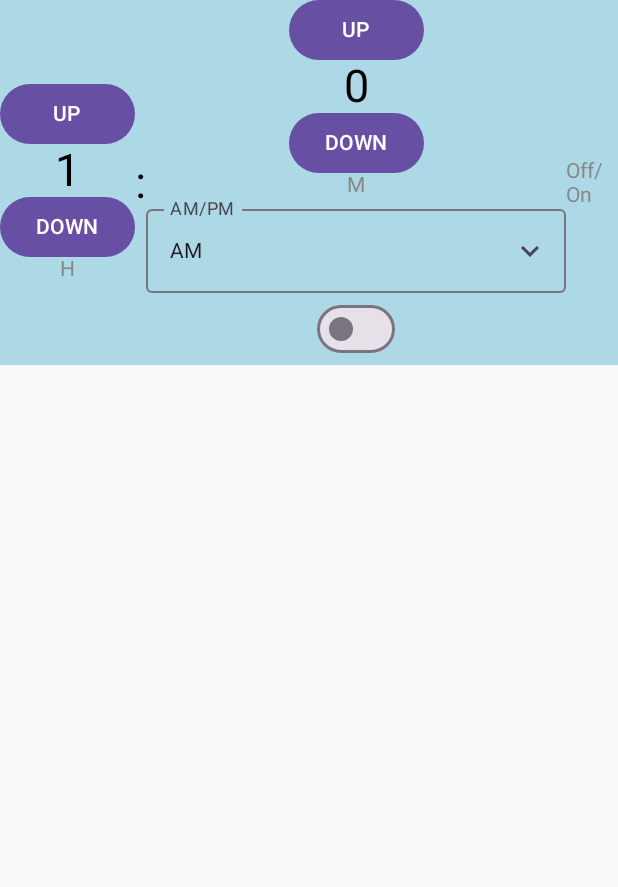
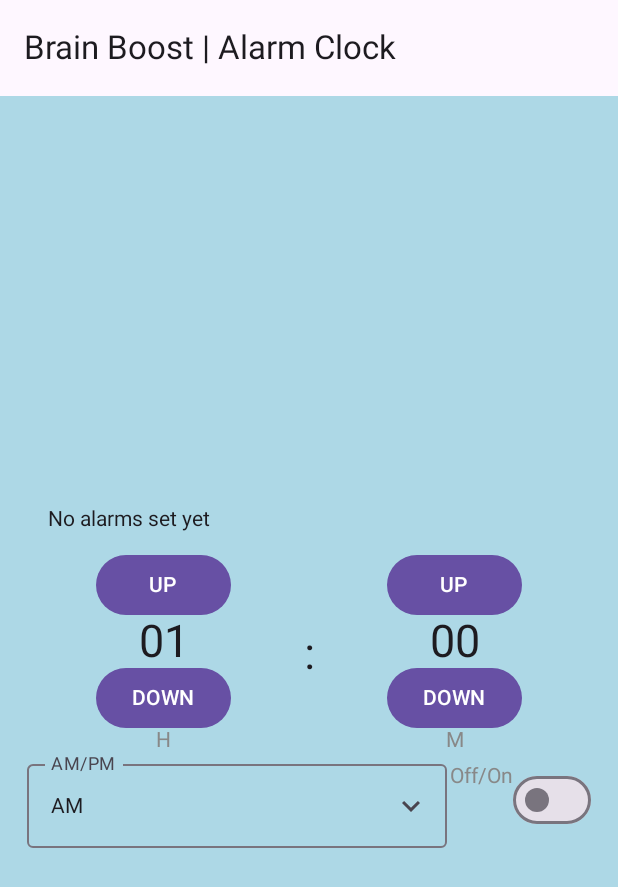
Before and after one commit to Brain-Boost/brain-boost, an Android app built with Jetpack Compose: the AlarmClock screen opened directly, with no data from a screen before it, on a phone screen of 412 x 824 dp. Shown: the top 887 px of the screen. Run offline under Robolectric (Android 15) with nearby library versions, the phone set to English and light mode, and no system bars; our stand-ins replace Room's generated code, livedata-compose.

Commit message:
almost dmeo ready, buttons need fixing

```diff
--- a/app/src/main/java/com/example/brainboost/AlarmPage.kt
+++ b/app/src/main/java/com/example/brainboost/AlarmPage.kt
@@ -17,11 +17,11 @@ import androidx.compose.foundation.layout.Arrangement
 import androidx.compose.foundation.layout.Column
 import androidx.compose.foundation.layout.PaddingValues
 import androidx.compose.foundation.layout.Row
+import androidx.compose.foundation.layout.Spacer
 import androidx.compose.foundation.layout.fillMaxSize
 import androidx.compose.foundation.layout.fillMaxWidth
 import androidx.compose.foundation.layout.padding
 import androidx.compose.foundation.layout.size
-import androidx.compose.foundation.layout.wrapContentSize
 import androidx.compose.material.icons.Icons
 import androidx.compose.material.icons.filled.KeyboardArrowDown
 import androidx.compose.material.icons.filled.KeyboardArrowUp
@@ -39,6 +39,7 @@ import androidx.compose.material3.TopAppBar
 import androidx.compose.material3.TopAppBarDefaults
 import androidx.compose.runtime.Composable
 import androidx.compose.runtime.getValue
+import androidx.compose.runtime.livedata.observeAsState
 import androidx.compose.runtime.mutableStateOf
 import androidx.compose.runtime.remember
 import androidx.compose.runtime.setValue
@@ -64,10 +65,20 @@ class AlarmClock : ComponentActivity() {
 
         setContent {
             // AlarmClockApp() // Assuming you'll use this in the final version
-            AlarmClockDisplay()
+            AlarmClockDisplay(alarmViewModel)
+
+            //DisplayLatestAlarm(alarmViewModel = alarmViewModel)
         }
     }
-    private fun createAnAlarm(context: Context, label: String, hour: Int, minute: Int, meridian: String, status: Boolean) {
+
+    private fun createAnAlarm(
+        context: Context,
+        label: String,
+        hour: Int,
+        minute: Int,
+        meridian: String,
+        status: Boolean
+    ) {
         val newAlarm = Alarm(
             label = label,
             hour = hour,
@@ -89,7 +100,14 @@ class AlarmClock : ComponentActivity() {
     fun AlarmClockApp() {
         MaterialTheme {
             Scaffold(
-                topBar = { TopAppBar(title = { Text("Brain Boost | Alarm Clock", color = Color.Black) }, colors = TopAppBarDefaults.topAppBarColors(containerColor=lightBlue)) },
+                topBar = {
+                    TopAppBar(title = {
+                        Text(
+                            "Brain Boost | Alarm Clock",
+                            color = Color.Black
+                        )
+                    }, colors = TopAppBarDefaults.topAppBarColors(containerColor = lightBlue))
+                },
                 content = { padding ->
                     AlarmTopLabel(padding)
                 },
@@ -107,7 +125,7 @@ class AlarmClock : ComponentActivity() {
                 .fillMaxSize()
                 .padding(16.dp),
             horizontalAlignment = Alignment.CenterHorizontally,
-            verticalArrangement = Arrangement.Top
+            verticalArrangement = Arrangement.Bottom
         ) {
             Text("Alarm Clock!", fontSize = 32.sp, modifier = Modifier.padding(bottom = 16.dp))
             // AlarmInputForm(alarmViewModel)
@@ -122,35 +140,36 @@ class AlarmClock : ComponentActivity() {
     }
 
 
-
-
-
 // This function sets the layout and is able to display 3 alarms at once.
 // At this point it has the ability to display 1 alarm, and I will implement
 // this function in the coming sprints to complete this function.
 
+
+    @OptIn(ExperimentalMaterial3Api::class)
     @Composable
-    fun AlarmClockDisplay() {
-        // Moved state up here to share between multiple instances or other composables as needed
+    fun AlarmClockDisplay(alarmViewModel: AlarmViewModel) {
+        val context = LocalContext.current
         var numberOfHours by remember { mutableStateOf(1) }
         var numberOfMinutes by remember { mutableStateOf(0) }
         var mSelectedText by remember { mutableStateOf("AM") }
         var mCheckedState by remember { mutableStateOf(false) }
-        val context = LocalContext.current
 
-        Column (
-            modifier = Modifier.background(lightBlue)
+        Scaffold(
+            topBar = {
+                TopAppBar(title = { Text("Brain Boost | Alarm Clock") })
+            }
+        ) { paddingValues ->
+            Column(
+                modifier = Modifier
+                    .background(lightBlue)
+                    .padding(paddingValues)
+                    .fillMaxSize()
+                    .padding(16.dp)
             ) {
-            Row(
-                modifier = Modifier.wrapContentSize(Alignment.TopCenter),
-                horizontalArrangement = Arrangement.Center,
-                verticalAlignment = Alignment.CenterVertically
-            ) {
-                // Your Row for Alarm 1 Name remains the same
-            }
+                Spacer(modifier = Modifier.weight(1f))
 
-            Row{
-                // Now passing the state and state update functions to the composable
+                DisplayLatestAlarm(alarmViewModel = alarmViewModel)
+
                 callIndividualAlarm(
                     numberOfHours = numberOfHours,
                     onHoursChange = { numberOfHours = it },
@@ -159,27 +178,10 @@ class AlarmClock : ComponentActivity() {
                     mSelectedText = mSelectedText,
                     onSelectedTextChange = { mSelectedText = it },
                     mCheckedState = mCheckedState,
-                    onCheckedChange = { isChecked ->
-                        mCheckedState = isChecked
-                        val message = if (isChecked) "Alarm is turned on" else "Alarm is turned off"
-                        showToastForAlarmStatus(context, message)
-                        if (isChecked) {
-                            // Using the hoisted state directly
-                            Log.d("AlarmClock", "Entered the alarm is checked to create alarm")
-                            Log.d("AlarmClock", "hour is $numberOfHours but numberOfHours is $numberOfHours")
-                            Log.d("AlarmClock", "hour is $numberOfMinutes but numberOfMinutes is $numberOfMinutes")
-                            createAnAlarm(
-                                context = context,
-                                label = "Alarm !",
-                                hour = numberOfHours,
-                                minute = numberOfMinutes,
-                                meridian = mSelectedText, // This should reflect the latest AM/PM selection
-                                status = mCheckedState
+                    onCheckedChange = { mCheckedState = it }
                 )
 
-                        }
-                    }
-                )
+                Spacer(modifier = Modifier.weight(1f))
             }
         }
     }
@@ -195,86 +197,66 @@ class AlarmClock : ComponentActivity() {
         mCheckedState: Boolean,
         onCheckedChange: (Boolean) -> Unit
     ) {
+        Column(horizontalAlignment = Alignment.CenterHorizontally) {
+            // Time selection
             Row(
                 modifier = Modifier
-                .fillMaxWidth()
-                .wrapContentSize(Alignment.TopCenter),
-            horizontalArrangement = Arrangement.Center,
+                    .fillMaxWidth(),
+                horizontalArrangement = Arrangement.SpaceEvenly,
                 verticalAlignment = Alignment.CenterVertically
             ) {
-            Column(
-                verticalArrangement = Arrangement.Center,
-                horizontalAlignment = Alignment.CenterHorizontally
-            ) {
-                Button(
-                    onClick = { onHoursChange(numberOfHours + 1) },
-                    modifier = Modifier.size(width = 90.dp, height = 40.dp)
-                ) {
-                    Text(text = "UP")
+                TimeSelectionColumn("H", numberOfHours, onHoursChange)
+                Text(text = ":", fontSize = 30.sp, textAlign = TextAlign.Center)
+                TimeSelectionColumn("M", numberOfMinutes, onMinutesChange)
             }
 
-                Text(
-                    text = numberOfHours.toString(),
-                    style = TextStyle(fontSize = 30.sp)
-                )
+            // AM/PM and On/Off switches
+            Row(
+                modifier = Modifier
+                    .fillMaxWidth(),
+                horizontalArrangement = Arrangement.SpaceEvenly,
+                verticalAlignment = Alignment.CenterVertically
+            ) {
+                AMPMSelection(mSelectedText, onSelectedTextChange)
+                OnOffSwitch(mCheckedState, onCheckedChange)
+            }
+        }
+    }
+
+    @Composable
+    fun TimeSelectionColumn(unit: String, number: Int, onNumberChange: (Int) -> Unit) {
+        Column(horizontalAlignment = Alignment.CenterHorizontally) {
+            Button(
+                onClick = { onNumberChange(number + 1) },
+                modifier = Modifier.size(width = 90.dp, height = 40.dp)
+            ) { Text(text = "UP") }
+
+            Text(text = number.toString().padStart(2, '0'), style = TextStyle(fontSize = 30.sp))
 
             Button(
-                    onClick = { onHoursChange(numberOfHours - 1) },
+                onClick = { onNumberChange(number - 1) },
                 modifier = Modifier.size(width = 90.dp, height = 40.dp)
-                ) {
-                    Text(text = "DOWN")
+            ) { Text(text = "DOWN") }
+
+            Text(text = unit, color = Color.Gray)
+        }
     }
 
-                Text(text = "H", color = Color.Gray)
-            }
-
-            Text(
-                text = ":",
-                fontSize = 30.sp,
-                textAlign = TextAlign.Center
-            )
-
-            Column(
-                verticalArrangement = Arrangement.Center,
-                horizontalAlignment = Alignment.CenterHorizontally
-            ) {
-                Button(
-                    onClick = { onMinutesChange(numberOfMinutes + 1) },
-                    modifier = Modifier.size(width = 90.dp, height = 40.dp)
-                ) {
-                    Text(text = "UP")
-                }
-
-                Text(
-                    text = numberOfMinutes.toString(),
-                    style = TextStyle(fontSize = 30.sp)
-                )
-
-                Button(
-                    onClick = { onMinutesChange(numberOfMinutes - 1) },
-                    modifier = Modifier.size(width = 90.dp, height = 40.dp)
-                ) {
-                    Text(text = "DOWN")
-                }
-
-                Text(text = "M", color = Color.Gray)
-
-
-                // Dropdown for AM/PM Selection
-                Column(
-                    verticalArrangement = Arrangement.Center,
-                    horizontalAlignment = Alignment.CenterHorizontally
-                ) {
+    @Composable
+    fun AMPMSelection(mSelectedText: String, onSelectedTextChange: (String) -> Unit) {
         var mExpanded by remember { mutableStateOf(false) }
         val mOptions = listOf("AM", "PM")
 
-                    val icon = if (mExpanded) Icons.Filled.KeyboardArrowUp else Icons.Filled.KeyboardArrowDown
         OutlinedTextField(
             value = mSelectedText,
             onValueChange = {},
             label = { Text("AM/PM") },
             trailingIcon = {
-                            Icon(icon, "contentDescription", Modifier.clickable { mExpanded = !mExpanded })
+                Icon(
+                    if (mExpanded) Icons.Filled.KeyboardArrowUp else Icons.Filled.KeyboardArrowDown,
+                    "contentDescription",
+                    Modifier.clickable { mExpanded = !mExpanded }
+                )
             },
             readOnly = true,
             modifier = Modifier.clickable { mExpanded = true }
@@ -296,30 +278,18 @@ class AlarmClock : ComponentActivity() {
         }
     }
 
-                var mCheckedState by remember { mutableStateOf(false) }
-                val context = LocalContext.current
-
-                Row {
-                    Switch(
-                        checked = mCheckedState,
-                        onCheckedChange = onCheckedChange
-                    )
-                }
-                }
-
+    @Composable
+    fun OnOffSwitch(mCheckedState: Boolean, onCheckedChange: (Boolean) -> Unit) {
         Row {
             Text(text = "Off/On", color = Color.Gray)
+            Switch(checked = mCheckedState, onCheckedChange = onCheckedChange)
         }
-            }
-        }
-
     }
 
 
     private fun showToastForAlarmStatus(context: Context, message: String) {
         Toast.makeText(context, message, Toast.LENGTH_SHORT).show()
     }
-
 
 
     // permissions check to set an alarm
@@ -332,9 +302,22 @@ class AlarmClock : ComponentActivity() {
             true
         }
     }
+
     private fun requestScheduleExactAlarmPermission(context: Context) {
         if (Build.VERSION.SDK_INT >= Build.VERSION_CODES.S) {
             val intent = Intent(Settings.ACTION_REQUEST_SCHEDULE_EXACT_ALARM)
             context.startActivity(intent) // Use context to call startActivity
         }
     }
+
+    @Composable
+    fun DisplayLatestAlarm(alarmViewModel: AlarmViewModel) {
+        val latestAlarm by alarmViewModel.latestAlarm.observeAsState()
+
+        latestAlarm?.let { alarm ->
+            Column(modifier = Modifier.padding(16.dp)) {
+                Text("Current Alarm: ${alarm.hour}:${alarm.minute} ${alarm.meridian}")
+            }
+        } ?: Text("No alarms set yet", modifier = Modifier.padding(16.dp))
+    }
+}
--- a/app/src/main/java/com/example/brainboost/ringer/AlarmViewModel.kt
+++ b/app/src/main/java/com/example/brainboost/ringer/AlarmViewModel.kt
@@ -3,6 +3,8 @@ package com.example.brainboost.ringer
 import android.app.Application
 import android.util.Log
 import androidx.lifecycle.AndroidViewModel
+import androidx.lifecycle.LiveData
+import androidx.lifecycle.asLiveData
 import androidx.lifecycle.viewModelScope
 import com.example.brainboost.database.AppDatabase
 import com.example.brainboost.database.entities.Alarm
@@ -13,6 +15,8 @@ import kotlinx.coroutines.launch
 class AlarmViewModel(application: Application) : AndroidViewModel(application) {
     private val alarmCreate = AlarmCreate(application)
     private val alarmDao = AppDatabase.getDatabase(application).alarmDao()
+    val latestAlarm: LiveData<Alarm?> = alarmDao.getLatestAlarm().asLiveData()
+
 
     // Function to insert a new alarm into the database and schedule it
     fun insertAlarm(alarm: Alarm) {
@@ -51,4 +55,6 @@ class AlarmViewModel(application: Application) : AndroidViewModel(application) {
             }
         }
     }
+
+
 }
```
Lines whose indentation alone changed are shown as unchanged.
